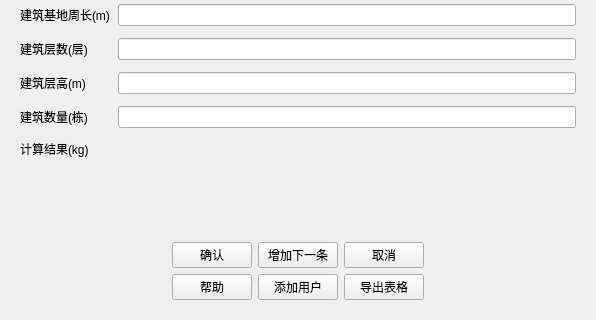
Before: the Qt Designer form source/page_input_param.ui in liangtie/carbon-sink-calculation, drawn with Qt 5; both pictures show x 0 to 596 and y 288 to 608 of the 596 by 608 pixel window.
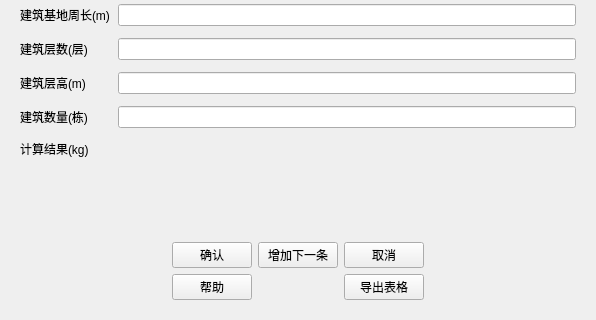
After: the same form once the commit is applied.

Commit message: Add register new user in login page

What changed in the file:
```diff
--- a/source/page_input_param.ui
+++ b/source/page_input_param.ui
@@ -265,13 +265,6 @@
           </property>
          </widget>
         </item>
-        <item row="3" column="1">
-         <widget class="QPushButton" name="btnAddUser">
-          <property name="text">
-           <string>添加用户</string>
-          </property>
-         </widget>
-        </item>
         <item row="0" column="0">
          <widget class="QPushButton" name="btnConfirm">
           <property name="text">
```
The commit also changes 6 other files.
